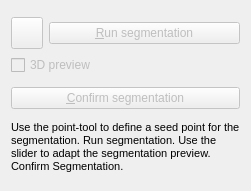
This is Modules/SegmentationUI/Qmitk/QmitkAdaptiveRegionGrowingToolGUIControls.ui in MITK/MITK as Qt 5 draws it before an edit. The edited form follows.
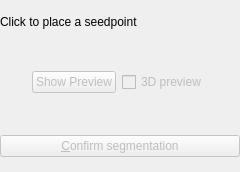
This is the edited form. Icons and pictures are not drawn. Custom widgets are drawn as their Qt base class.

Commit message: Removed seedpoint button

The edit to the form file:
```diff
--- a/Modules/SegmentationUI/Qmitk/QmitkAdaptiveRegionGrowingToolGUIControls.ui
+++ b/Modules/SegmentationUI/Qmitk/QmitkAdaptiveRegionGrowingToolGUIControls.ui
@@ -6,8 +6,8 @@
    <rect>
     <x>0</x>
     <y>0</y>
-    <width>251</width>
-    <height>191</height>
+    <width>240</width>
+    <height>172</height>
    </rect>
   </property>
   <property name="sizePolicy">
@@ -29,6 +29,22 @@
    <string>Move to adjust the segmentation</string>
   </property>
   <layout class="QVBoxLayout" name="verticalLayout">
+   <property name="margin">
+    <number>0</number>
+   </property>
+   <item>
+    <widget class="QLabel" name="label">
+     <property name="sizePolicy">
+      <sizepolicy hsizetype="Minimum" vsizetype="Fixed">
+       <horstretch>0</horstretch>
+       <verstretch>0</verstretch>
+      </sizepolicy>
+     </property>
+     <property name="text">
+      <string>Click to place a seedpoint</string>
+     </property>
+    </widget>
+   </item>
    <item>
     <widget class="ctkRangeWidget" name="m_ThresholdSlider" native="true">
      <property name="sizePolicy">
@@ -41,59 +57,30 @@
    </item>
    <item>
     <layout class="QHBoxLayout" name="horizontalLayout">
-     <property name="spacing">
-      <number>-1</number>
-     </property>
      <item>
-      <widget class="QPushButton" name="m_pbDefineSeedPoint">
-       <property name="enabled">
-        <bool>false</bool>
+      <spacer name="horizontalSpacer">
+       <property name="orientation">
+        <enum>Qt::Horizontal</enum>
        </property>
-       <property name="minimumSize">
+       <property name="sizeHint" stdset="0">
         <size>
-         <width>32</width>
-         <height>32</height>
+         <width>40</width>
+         <height>20</height>
         </size>
        </property>
-       <property name="maximumSize">
-        <size>
-         <width>32</width>
-         <height>32</height>
-        </size>
-       </property>
-       <property name="font">
-        <font/>
-       </property>
-       <property name="toolTip">
-        <string>&lt;!DOCTYPE HTML PUBLIC &quot;-//W3C//DTD HTML 4.0//EN&quot; &quot;http://www.w3.org/TR/REC-html40/strict.dtd&quot;&gt;
-&lt;html&gt;&lt;head&gt;&lt;meta name=&quot;qrichtext&quot; content=&quot;1&quot; /&gt;&lt;style type=&quot;text/css&quot;&gt;
-p, li { white-space: pre-wrap; }
-&lt;/style&gt;&lt;/head&gt;&lt;body style=&quot; font-family:'MS Shell Dlg 2'; font-size:8.25pt; font-weight:400; font-style:normal;&quot;&gt;
-&lt;p style=&quot; margin-top:0px; margin-bottom:0px; margin-left:0px; margin-right:0px; -qt-block-indent:0; text-indent:0px;&quot;&gt;&lt;span style=&quot; font-size:8pt;&quot;&gt;Enable to set a seed point with &lt;/span&gt;&lt;span style=&quot; font-size:8pt; font-weight:600;&quot;&gt;left mouse click&lt;/span&gt;&lt;span style=&quot; font-size:8pt;&quot;&gt; in the image.&lt;/span&gt;&lt;/p&gt;&lt;/body&gt;&lt;/html&gt;</string>
-       </property>
-       <property name="text">
-        <string/>
-       </property>
-       <property name="icon">
-        <iconset resource="../../QmitkExt/QmitkExt.qrc">
-         <normaloff>:/QmitkExt/icon_seedpoint.png</normaloff>:/QmitkExt/icon_seedpoint.png</iconset>
-       </property>
-       <property name="iconSize">
-        <size>
-         <width>26</width>
-         <height>26</height>
-        </size>
-       </property>
-       <property name="checkable">
-        <bool>true</bool>
-       </property>
-      </widget>
+      </spacer>
      </item>
      <item>
       <widget class="QPushButton" name="m_pbRunSegmentation">
        <property name="enabled">
         <bool>false</bool>
        </property>
+       <property name="sizePolicy">
+        <sizepolicy hsizetype="Expanding" vsizetype="Fixed">
+         <horstretch>0</horstretch>
+         <verstretch>0</verstretch>
+        </sizepolicy>
+       </property>
        <property name="font">
         <font/>
        </property>
@@ -101,15 +88,13 @@
         <string>Press to start the segmentation of the tubular structure.</string>
        </property>
        <property name="text">
-        <string>&amp;Run segmentation</string>
+        <string>Show Preview</string>
        </property>
        <property name="shortcut">
         <string>Alt+R</string>
        </property>
       </widget>
      </item>
-    </layout>
-   </item>
    <item>
     <widget class="QCheckBox" name="m_cbVolumeRendering">
      <property name="enabled">
@@ -140,6 +125,21 @@
     </widget>
    </item>
    <item>
+      <spacer name="horizontalSpacer_2">
+       <property name="orientation">
+        <enum>Qt::Horizontal</enum>
+       </property>
+       <property name="sizeHint" stdset="0">
+        <size>
+         <width>40</width>
+         <height>20</height>
+        </size>
+       </property>
+      </spacer>
+     </item>
+    </layout>
+   </item>
+   <item>
     <widget class="ctkSliderWidget" name="m_PreviewSlider" native="true">
      <property name="sizePolicy">
       <sizepolicy hsizetype="Minimum" vsizetype="Fixed">
@@ -168,20 +168,6 @@
      </property>
     </widget>
    </item>
-   <item>
-    <widget class="QLabel" name="m_tlDesciptionARG_2">
-     <property name="text">
-      <string>&lt;!DOCTYPE HTML PUBLIC &quot;-//W3C//DTD HTML 4.0//EN&quot; &quot;http://www.w3.org/TR/REC-html40/strict.dtd&quot;&gt;
-&lt;html&gt;&lt;head&gt;&lt;meta name=&quot;qrichtext&quot; content=&quot;1&quot; /&gt;&lt;style type=&quot;text/css&quot;&gt;
-p, li { white-space: pre-wrap; }
-&lt;/style&gt;&lt;/head&gt;&lt;body style=&quot; font-family:'MS Shell Dlg 2'; font-size:8.25pt; font-weight:400; font-style:normal;&quot;&gt;
-&lt;p style=&quot; margin-top:0px; margin-bottom:0px; margin-left:0px; margin-right:0px; -qt-block-indent:0; text-indent:0px;&quot;&gt;&lt;span style=&quot; font-size:8pt;&quot;&gt;Use the point-tool to define a seed point for the segmentation. Run segmentation. Use the slider to adapt the segmentation preview. Confirm Segmentation.&lt;/span&gt;&lt;/p&gt;&lt;/body&gt;&lt;/html&gt;</string>
-     </property>
-     <property name="wordWrap">
-      <bool>true</bool>
-     </property>
-    </widget>
-   </item>
   </layout>
  </widget>
  <layoutdefault spacing="6" margin="11"/>
```
Left out of the diff: 4 changed lines with no effect on the pictures. Lines whose indentation alone changed are shown as unchanged. The commit also changes 1 other file.
